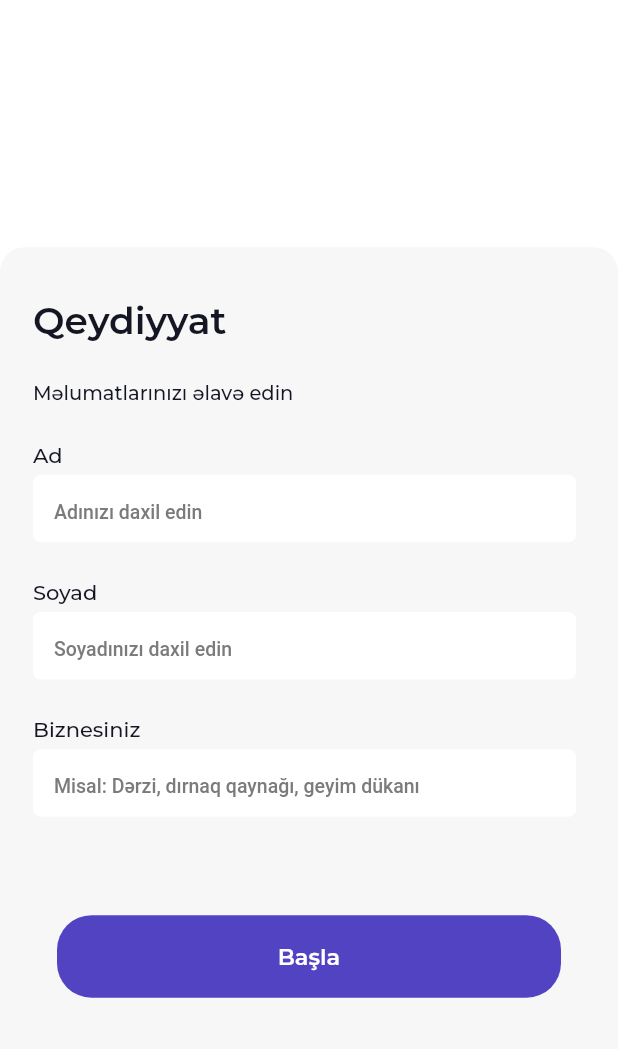
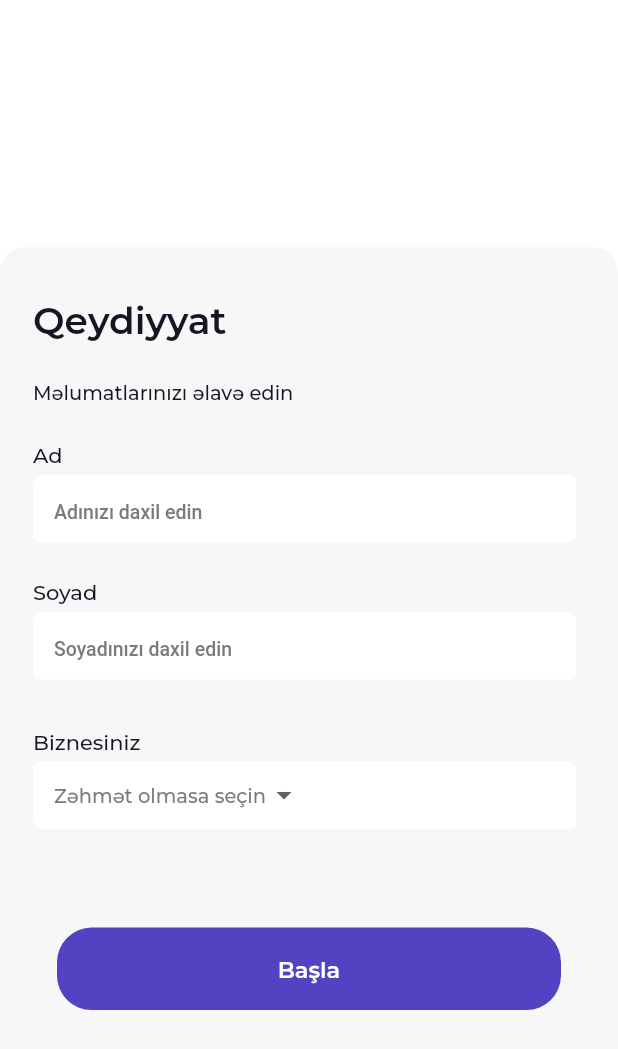
Before and after one commit to ulvinasirli99/Ham-Tan-s-n, a Flutter app: the OtpVerficationScreen screen opened directly, after a tap on "Göndər", on a phone screen of 412 x 824 dp. Shown: the top 1049 px of the screen. Run offline on Flutter 3.47's test engine with Material 2 defaults, Android fonts, the phone set to English and light mode, and no system bars; our stand-ins replace bloc, equatable, flutter_bloc, fluttertoast, google_fonts, mask_text_input_formatter and 2 more; missing offline and left inert: story_viewer; network calls fail.

Commit message:
new futures

```diff
--- a/lib/constants/constants.dart
+++ b/lib/constants/constants.dart
@@ -3,3 +3,13 @@ List<String> maritalStatus = [
   "Evli",
   "Subay",
 ];
+
+List<String> sampleBiznesModels = [
+  "Dərzi",
+  "Usta",
+  "Texnik",
+  "Geyim",
+  "Satış",
+  "Kommersiya",
+  "Maliyyə",
+];
--- a/lib/screen/auth/auth_register_screen.dart
+++ b/lib/screen/auth/auth_register_screen.dart
@@ -1,5 +1,6 @@
 import 'package:everyone_know_app/color/app_color.dart';
 import 'package:everyone_know_app/component/custom_button.dart';
+import 'package:everyone_know_app/constants/constants.dart';
 import 'package:everyone_know_app/mixin/manual_navigator.dart';
 import 'package:everyone_know_app/screen/home/navigation_screen.dart';
 import 'package:everyone_know_app/utils/size/size.dart';
@@ -17,6 +18,7 @@ class AuthRegisterScreen extends StatefulWidget {
 
 class _AuthRegisterScreenState extends State<AuthRegisterScreen>
     with ManualNavigatorMixin {
+  String? _chosenValue;
   @override
   Widget build(BuildContext context) {
     return Scaffold(
@@ -86,11 +88,41 @@ class _AuthRegisterScreenState extends State<AuthRegisterScreen>
                 //todo Biznes FormFiled
                 Padding(
                   padding: EdgeInsets.only(
-                    top: screenHeight(context, 0.02),
+                    top: screenHeight(context, 0.03),
                   ),
-                  child: const RegisterFormView(
+                  child: RegisterFormView(
                     formName: "Biznesiniz",
-                    formHintText: "Misal: Dərzi, dırnaq qaynağı, geyim dükanı",
+                    hintFontSize: 15,
+                    formFieldBackColor: Colors.white,
+                    childWidget: SizedBox(
+                      width: double.infinity,
+                      height: 45,
+                      child: DropdownButton<String>(
+                        value: _chosenValue,
+                        underline: const SizedBox(),
+                        style: const TextStyle(color: Colors.black),
+                        items: sampleBiznesModels
+                            .map<DropdownMenuItem<String>>((String value) {
+                          return DropdownMenuItem<String>(
+                            value: value,
+                            child: CustomTextView(
+                              textPaste: value,
+                            ),
+                          );
+                        }).toList(),
+                        hint: const CustomTextView(
+                          textPaste: "Zəhmət olmasa seçin",
+                          textSize: 13,
+                          fontWeight: FontWeight.w500,
+                          textColor: textColorGrey,
+                        ),
+                        onChanged: (value) {
+                          setState(() {
+                            _chosenValue = value;
+                          });
+                        },
+                      ),
+                    ),
                   ),
                 ),
                 SizedBox(
--- a/lib/screen/auth/otp_verfication.dart
+++ b/lib/screen/auth/otp_verfication.dart
@@ -7,7 +7,9 @@ import 'package:everyone_know_app/view/text/text_view.dart';
 import 'package:everyone_know_app/widget/custom_back_button.dart';
 import 'package:everyone_know_app/widget/responsive.dart';
 import 'package:flutter/material.dart';
+import 'package:google_fonts/google_fonts.dart';
 import 'package:pin_code_fields/pin_code_fields.dart';
+import 'package:slide_countdown/slide_countdown.dart';
 
 class OtpVerficationScreen extends StatefulWidget {
   const OtpVerficationScreen({Key? key}) : super(key: key);
@@ -18,6 +20,7 @@ class OtpVerficationScreen extends StatefulWidget {
 
 class _OtpVerficationScreenState extends State<OtpVerficationScreen>
     with ManualNavigatorMixin {
+  final defaultDuration = const Duration(minutes: 2, seconds: 0);
   @override
   Widget build(BuildContext context) {
     return Scaffold(
@@ -79,12 +82,34 @@ class _OtpVerficationScreenState extends State<OtpVerficationScreen>
               const SizedBox(
                 height: 20,
               ),
-              const Center(
-                child: CustomTextView(
-                  textPaste: "Validity period: 02:00",
-                  textSize: 13,
-                  textColor: textColorGrey,
-                  fontWeight: FontWeight.w500,
+              Center(
+                child: Row(
+                  mainAxisAlignment: MainAxisAlignment.center,
+                  children: [
+                    const CustomTextView(
+                      textPaste: "Validity period: ",
+                      textSize: 13,
+                      textColor: textColorGrey,
+                      fontWeight: FontWeight.w500,
+                    ),
+                    const SizedBox(
+                      width: 4,
+                    ),
+                    SlideCountdown(
+                      duration: defaultDuration,
+                      decoration: const BoxDecoration(
+                        color: screenBackground,
+                      ),
+                      textStyle: GoogleFonts.montserrat(
+                        textStyle: const TextStyle(
+                          decoration: TextDecoration.none,
+                          fontSize: 13,
+                          color: textColorGrey,
+                          fontWeight: FontWeight.w500,
+                        ),
+                      ),
+                    ),
+                  ],
                 ),
               ),
               const Spacer(
--- a/lib/screen/home/chat_screen.dart
+++ b/lib/screen/home/chat_screen.dart
@@ -37,10 +37,12 @@ class _ChatScreenState extends State<ChatScreen> {
                     children: const [
                       SenderMsgItem(
                         msgTextValue: "Onda bu gun gedin baxariq",
+                        statusTextViewer: true,
                       ),
                       MySendMsgView(
                         imageUrl:
                             "https://i.pinimg.com/originals/90/18/3d/90183d7768dd3509c834b878f322aa24.jpg",
+                        statusTextViewer: true,
                         msgTextValue: "Salam necesen? Gedirik bu gun?",
                       ),
                       SenderMsgItem(
@@ -52,9 +54,11 @@ class _ChatScreenState extends State<ChatScreen> {
                         imageUrl:
                             "https://i.pinimg.com/originals/90/18/3d/90183d7768dd3509c834b878f322aa24.jpg",
                         msgTextValue: "Salam necesen? Gedirik bu gun?",
+                        statusTextViewer: true,
                       ),
                       SenderMsgItem(
                         msgTextValue: "Onda bu gun gedin baxariq",
+                        statusTextViewer: true,
                       ),
                       MySendMsgView(
                         imageUrl:
--- a/pubspec.yaml
+++ b/pubspec.yaml
@@ -41,6 +41,7 @@ dependencies:
   story_viewer: ^0.1.0
   google_fonts: ^2.2.0
   fluttertoast: ^8.0.8
+  slide_countdown: ^0.1.1
 
 dev_dependencies:
   flutter_test:
```
Also changed, not shown: lib/view/chat/my_send_msg_view.dart (+47 -28 lines), pubspec.lock.
